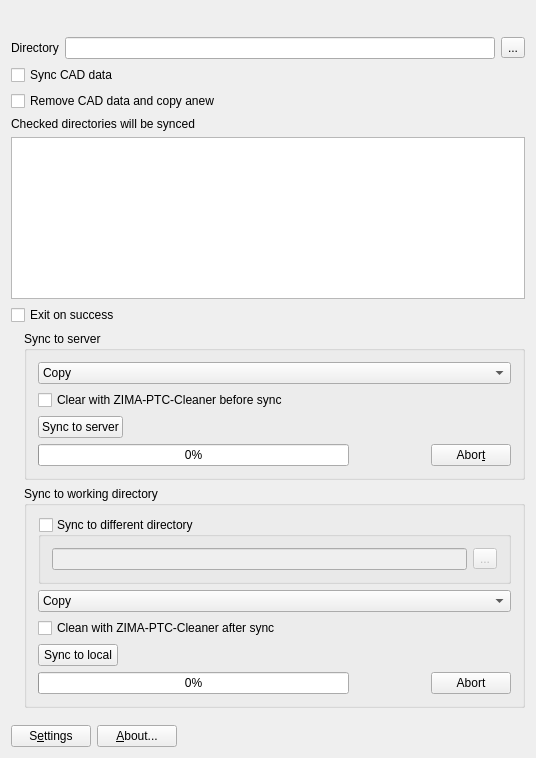
This is src/MainWindow.ui in ZIMA-Engineering/ZIMA-CAD-Sync as Qt 5 draws it before an edit. The edited form follows.
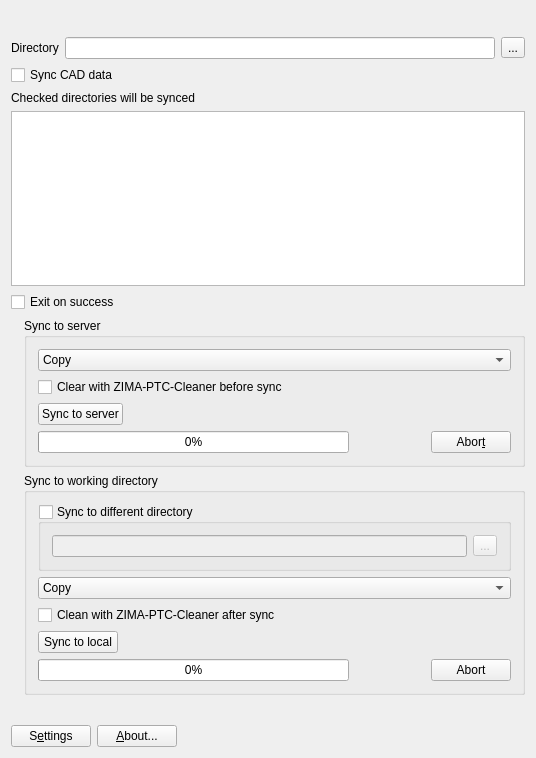
This is the edited form. Icons and pictures are not drawn.

Commit message: Remove delete cad data checkbox

What changed in the file:
```diff
--- a/src/MainWindow.ui
+++ b/src/MainWindow.ui
@@ -81,13 +81,6 @@
       </property>
      </widget>
     </item>
-    <item>
-     <widget class="QCheckBox" name="removeCadDataCheckBox">
-      <property name="text">
-       <string>Remove CAD data and copy anew</string>
-      </property>
-     </widget>
-    </item>
     <item>
      <widget class="QLabel" name="label">
       <property name="text">
```
The commit also changes 4 other files.
